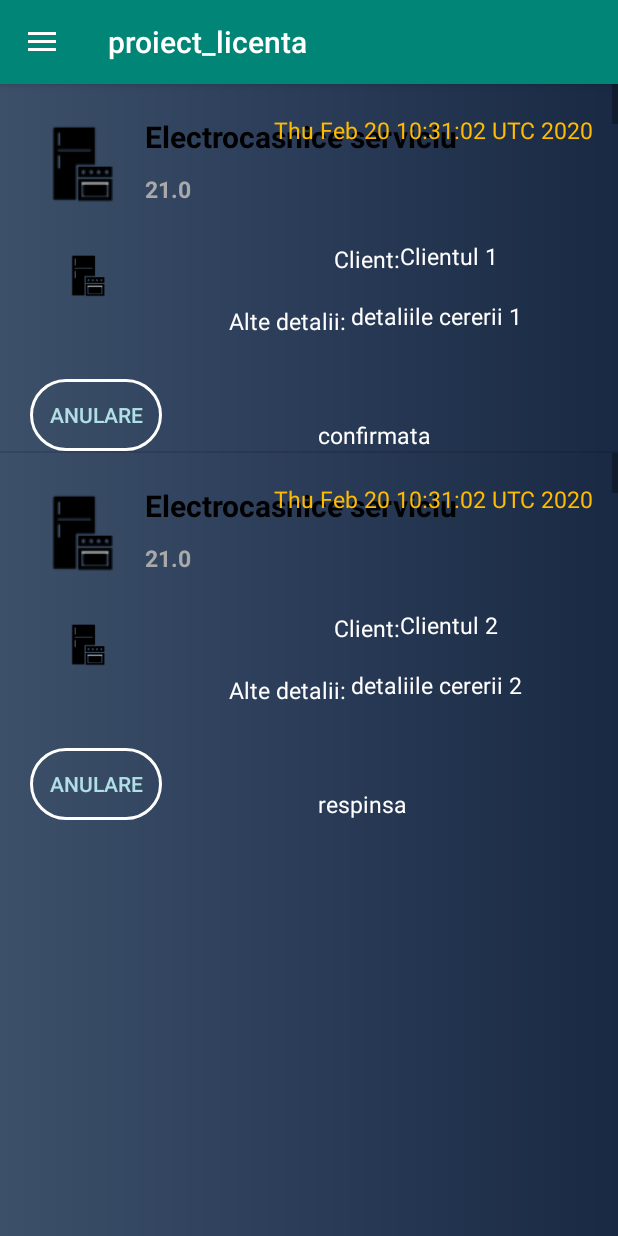
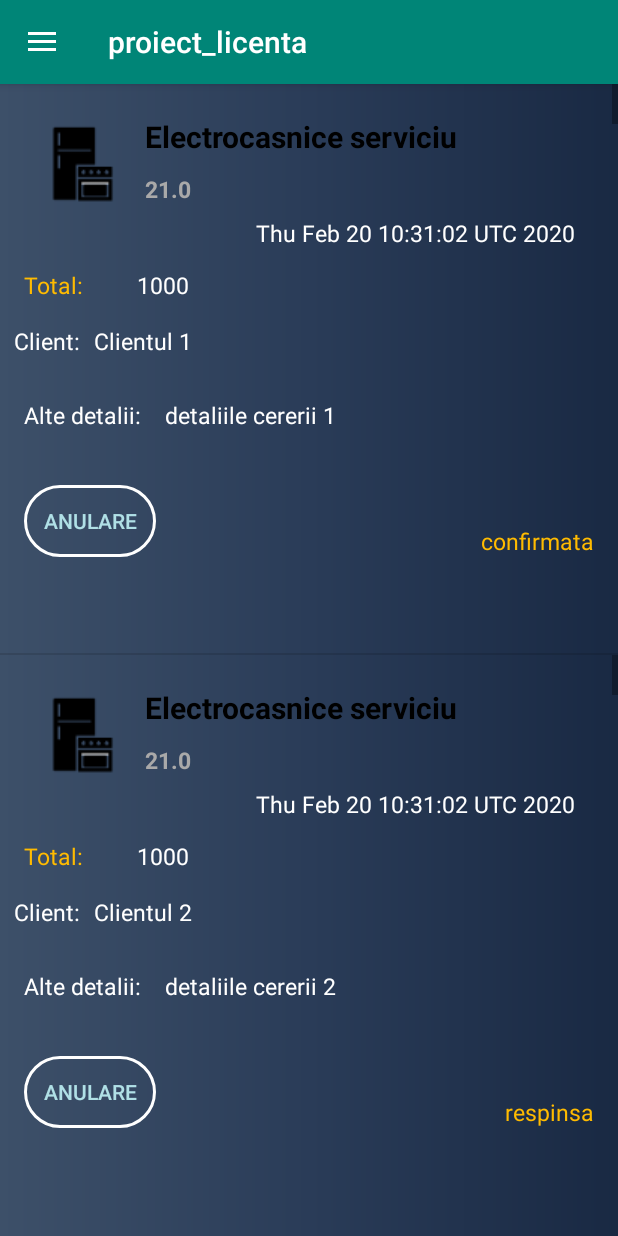
Before and after one commit to georgianaciobanu/LICENTA_fin, an Android app: the fragment RequestsFragment placed in its activity, in the side drawer, after a tap on "Programari", on a phone screen of 412 x 824 dp. Run offline under Robolectric (Android 15) with nearby library versions, the phone set to English and light mode, and no system bars.

Commit message:
layout update

```diff
--- a/app/src/main/java/com/example/proiect_licenta/model/Request.java
+++ b/app/src/main/java/com/example/proiect_licenta/model/Request.java
@@ -1,11 +1,12 @@
 package com.example.proiect_licenta.model;
 
+import java.util.ArrayList;
 import java.util.Date;
 
 public class Request {
 
 
-    private Serviciu serviciu;
+    private ArrayList<Serviciu> servicii;
     private Date dataProgramare;
     private String detalii;
     private User client;
@@ -46,12 +47,12 @@ public class Request {
         this.detalii = detalii;
     }
 
-    public Serviciu getServiciu() {
-        return serviciu;
+    public ArrayList<Serviciu> getServicii() {
+        return servicii;
     }
 
-    public void setServiciu(Serviciu serviciu) {
-        this.serviciu = serviciu;
+    public void setServicii(ArrayList<Serviciu> servicii) {
+        this.servicii = servicii;
     }
 
     public User getClient() {
--- a/app/src/main/java/com/example/proiect_licenta/presenter/BookingAdapter.java
+++ b/app/src/main/java/com/example/proiect_licenta/presenter/BookingAdapter.java
@@ -47,9 +47,9 @@ public class BookingAdapter extends ArrayAdapter<Request> {
             );
         }
 
-        ImageView image_produs = convertView.findViewById(R.id.image_produs);
+
+
        final TextView tw_status = convertView.findViewById(R.id.tw_status);
-        TextView tw_numeServiciu = convertView.findViewById(R.id.tw_numeServiciu);
         TextView tw_dataProgramarii = convertView.findViewById(R.id.tw_dataProgramarii);
         TextView tw_clientBD = convertView.findViewById(R.id.tw_clientBD);
         TextView tw_detalii = convertView.findViewById(R.id.tw_detalii);
@@ -62,12 +62,12 @@ public class BookingAdapter extends ArrayAdapter<Request> {
 
 
         MyAdapter adapterServ = new MyAdapter(getContext(), mTitle, mPrice, images);
-        listView_servicii.setAdapter(adapterServ);
+
 
         if (currentItem != null) {
 
 
-
+            listView_servicii.setAdapter(adapterServ);
             tw_status.setText(currentItem.getStatus());
             tw_dataProgramarii.setText(currentItem.getDataProgramare().toString());
             tw_clientBD.setText(currentItem.getClient().getUsername());
--- a/app/src/main/java/com/example/proiect_licenta/presenter/RequestsAdapter.java
+++ b/app/src/main/java/com/example/proiect_licenta/presenter/RequestsAdapter.java
@@ -49,7 +49,7 @@ public class RequestsAdapter extends ArrayAdapter<Request> {
 
         if (currentItem != null) {
 
-            tw_numeServiciu.setText(currentItem.getServiciu().getDenumire());
+            tw_numeServiciu.setText(currentItem.getServicii().get(0).getDenumire());
             tw_status.setText(currentItem.getStatus());
             tw_dataTrimiterii.setText(currentItem.getDataTrimiterii().toString());
 
--- a/app/src/main/java/com/example/proiect_licenta/view/BookingFragment.java
+++ b/app/src/main/java/com/example/proiect_licenta/view/BookingFragment.java
@@ -60,8 +60,10 @@ public class BookingFragment extends Fragment {
         req.setStatus("confirmata");
         req.setDetalii("detaliile cererii 1");
         req.setDataProgramare(new Date());
-
-        req.setServiciu(serv1);
+        ArrayList<Serviciu> servicii=new ArrayList<>();
+        servicii.add(serv1);
+        servicii.add(serv2);
+        req.setServicii(servicii);
         req.setDataTrimiterii(currentTime);
         bookingList.add(req);
 
@@ -74,7 +76,7 @@ public class BookingFragment extends Fragment {
         req2.setDetalii("detaliile cererii 2");
         req2.setDataProgramare(new Date());
         req2.setDataTrimiterii(currentTime);
-        req2.setServiciu(serv2);
+        req2.setServicii(servicii);
 
         bookingList.add(req2);
 
--- a/app/src/main/java/com/example/proiect_licenta/view/RequestsFragment.java
+++ b/app/src/main/java/com/example/proiect_licenta/view/RequestsFragment.java
@@ -52,7 +52,10 @@ public class RequestsFragment extends Fragment {
         req.setStatus("confirmata");
         req.setDetalii("detaliile cererii 1");
         req.setDataProgramare(new Date());
-        req.setServiciu(serv1);
+        ArrayList<Serviciu> servicii1= new ArrayList<>();
+        servicii1.add(serv1);
+        req.setServicii(servicii1);
+
         req.setDataTrimiterii(currentTime);
         requests.add(req);
 
@@ -65,7 +68,11 @@ public class RequestsFragment extends Fragment {
         req2.setDetalii("detaliile cererii 2");
         req2.setDataProgramare(new Date());
         req2.setDataTrimiterii(currentTime);
-        req2.setServiciu(serv2);
+
+        ArrayList<Serviciu> servicii2= new ArrayList<>();
+        servicii2.add(serv2);
+        req2.setServicii(servicii2);
+
 
         requests.add(req2);
 
--- a/app/src/main/res/layout/booking_item_list.xml
+++ b/app/src/main/res/layout/booking_item_list.xml
@@ -3,9 +3,9 @@
     xmlns:app="http://schemas.android.com/apk/res-auto"
     xmlns:tools="http://schemas.android.com/tools"
     android:layout_width="wrap_content"
+    android:layout_height="wrap_content"
+
     android:background="@drawable/gradient"
-
-    android:layout_height="wrap_content"
     android:orientation="vertical">
 
 
@@ -32,111 +32,124 @@
         android:id="@+id/listView_servicii"
         android:layout_width="wrap_content"
         android:layout_height="wrap_content"
-        app:layout_constraintBottom_toTopOf="@+id/image_produs"
         app:layout_constraintStart_toStartOf="parent"
         app:layout_constraintTop_toTopOf="parent"></ListView>
-
-    <ImageView
-        android:id="@+id/image_produs"
-        android:layout_width="100dp"
-        android:layout_height="41dp"
-        android:layout_alignParentBottom="true"
-        android:layout_marginStart="8dp"
-        android:layout_marginBottom="48dp"
-        android:src="@drawable/electrocasnice"
-        app:layout_constraintBottom_toTopOf="@+id/btn_anulareProg"
-        app:layout_constraintStart_toStartOf="parent" />
 
     <TextView
         android:id="@+id/tw_dataProgramarii"
         android:layout_width="wrap_content"
         android:layout_height="wrap_content"
-        android:layout_marginStart="252dp"
-        android:layout_marginTop="20dp"
-        android:layout_marginEnd="16dp"
+        android:layout_marginEnd="28dp"
+        android:layout_marginBottom="184dp"
         android:text="azi"
         android:textAppearance="?android:attr/textAppearanceSmall"
-        android:textColor="@color/sunflower"
+        android:textColor="@color/white"
         android:textSize="15dp"
-        app:layout_constraintBottom_toTopOf="@+id/tw_client"
-        app:layout_constraintEnd_toEndOf="parent"
-        app:layout_constraintHorizontal_bias="0.0"
-        app:layout_constraintStart_toStartOf="@+id/tw_numeServiciu"
-        app:layout_constraintTop_toTopOf="parent"
-        app:layout_constraintVertical_bias="0.0" />
+        app:layout_constraintBottom_toTopOf="@+id/tw_status"
+        app:layout_constraintEnd_toEndOf="parent" />
 
     <TextView
         android:id="@+id/tw_status"
         android:layout_width="wrap_content"
         android:layout_height="wrap_content"
-        android:layout_marginStart="104dp"
         android:layout_marginEnd="16dp"
+        android:layout_marginBottom="64dp"
         android:text="trimisa spre confirmare"
+        android:textAppearance="?android:attr/textAppearanceSmall"
+        android:textColor="@color/sunflower"
+        android:textSize="15dp"
+        app:layout_constraintBottom_toBottomOf="parent"
+        app:layout_constraintEnd_toEndOf="parent" />
+
+    <TextView
+        android:id="@+id/tw_pretTotal"
+        android:layout_width="wrap_content"
+        android:layout_height="wrap_content"
+        android:layout_marginStart="16dp"
+        android:layout_marginTop="16dp"
+        android:layout_marginBottom="16dp"
+        android:text="Total:  "
+        android:textAppearance="?android:attr/textAppearanceSmall"
+        android:textColor="@color/sunflower"
+        android:textSize="15dp"
+        app:layout_constraintBottom_toTopOf="@+id/tw_client"
+        app:layout_constraintStart_toStartOf="parent"
+        app:layout_constraintTop_toBottomOf="@+id/listView_servicii"
+        app:layout_constraintVertical_bias="0.821" />
+
+    <TextView
+        android:id="@+id/tw_pretTotalCalc"
+        android:layout_width="wrap_content"
+        android:layout_height="wrap_content"
+        android:layout_marginStart="28dp"
+        android:layout_marginTop="16dp"
+        android:layout_marginBottom="16dp"
+        android:text="1000 "
         android:textAppearance="?android:attr/textAppearanceSmall"
         android:textColor="@color/white"
         android:textSize="15dp"
-        app:layout_constraintBottom_toBottomOf="parent"
-        app:layout_constraintEnd_toEndOf="parent"
-        app:layout_constraintHorizontal_bias="0.0"
-        app:layout_constraintStart_toEndOf="@+id/btn_anulareProg" />
+        app:layout_constraintBottom_toTopOf="@+id/tw_clientBD"
+        app:layout_constraintStart_toEndOf="@+id/tw_pretTotal"
+        app:layout_constraintTop_toBottomOf="@+id/listView_servicii"
+        app:layout_constraintVertical_bias="0.8" />
 
     <TextView
         android:id="@+id/tw_client"
         android:layout_width="wrap_content"
         android:layout_height="wrap_content"
-        android:layout_marginStart="44dp"
-        android:layout_marginBottom="96dp"
+        android:layout_marginStart="8dp"
+        android:layout_marginEnd="8dp"
+        android:layout_marginBottom="28dp"
         android:text="Client:"
         android:textAppearance="?android:attr/textAppearanceSmall"
         android:textColor="@color/white"
         android:textSize="15dp"
-        app:layout_constraintBottom_toTopOf="@+id/tw_status"
+        app:layout_constraintBottom_toTopOf="@+id/tw_alteDetalii"
         app:layout_constraintEnd_toStartOf="@+id/tw_clientBD"
-        app:layout_constraintHorizontal_bias="1.0"
-        app:layout_constraintStart_toEndOf="@+id/image_produs" />
+        app:layout_constraintHorizontal_bias="0.578"
+        app:layout_constraintStart_toStartOf="parent" />
 
     <TextView
         android:id="@+id/tw_clientBD"
         android:layout_width="wrap_content"
         android:layout_height="wrap_content"
-        android:layout_marginEnd="80dp"
-        android:layout_marginBottom="96dp"
+        android:layout_marginEnd="284dp"
+        android:layout_marginBottom="28dp"
         android:text="Clientul"
         android:textAppearance="?android:attr/textAppearanceSmall"
         android:textColor="@color/white"
         android:textSize="15dp"
-        app:layout_constraintBottom_toTopOf="@+id/tw_status"
-        app:layout_constraintEnd_toEndOf="parent"
-        app:layout_constraintTop_toBottomOf="@+id/tw_dataProgramarii"
-        app:layout_constraintVertical_bias="0.965" />
+        app:layout_constraintBottom_toTopOf="@+id/tw_alteDetalii"
+        app:layout_constraintEnd_toEndOf="parent" />
 
     <TextView
         android:id="@+id/tw_alteDetalii"
         android:layout_width="wrap_content"
         android:layout_height="wrap_content"
-        android:layout_marginStart="152dp"
-        android:layout_marginTop="20dp"
+        android:layout_marginStart="16dp"
+        android:layout_marginBottom="36dp"
         android:text="Alte detalii:"
         android:textAppearance="?android:attr/textAppearanceSmall"
         android:textColor="@color/white"
         android:textSize="15dp"
-        app:layout_constraintEnd_toStartOf="@+id/tw_detalii"
-        app:layout_constraintHorizontal_bias="0.12"
-        app:layout_constraintStart_toStartOf="parent"
-        app:layout_constraintTop_toBottomOf="@+id/tw_client" />
+        app:layout_constraintBottom_toTopOf="@+id/btn_anulareProg"
+        app:layout_constraintStart_toStartOf="parent" />
 
     <TextView
         android:id="@+id/tw_detalii"
         android:layout_width="wrap_content"
         android:layout_height="wrap_content"
-        android:layout_marginTop="40dp"
+        android:layout_marginStart="16dp"
+        android:layout_marginTop="28dp"
         android:layout_marginEnd="64dp"
         android:text="detaliisupl"
         android:textAppearance="?android:attr/textAppearanceSmall"
         android:textColor="@color/white"
         android:textSize="15dp"
         app:layout_constraintEnd_toEndOf="parent"
-        app:layout_constraintTop_toTopOf="@+id/tw_clientBD" />
+        app:layout_constraintHorizontal_bias="0.0"
+        app:layout_constraintStart_toEndOf="@+id/tw_alteDetalii"
+        app:layout_constraintTop_toBottomOf="@+id/tw_clientBD" />
 
     <Button
         android:id="@+id/btn_anulareProg"
@@ -147,7 +160,7 @@
         android:textColor="@color/colorBlue"
         app:layout_constraintBottom_toBottomOf="@+id/tw_status"
         app:layout_constraintEnd_toEndOf="parent"
-        app:layout_constraintHorizontal_bias="0.061"
+        app:layout_constraintHorizontal_bias="0.049"
         app:layout_constraintStart_toStartOf="parent" />
 
 
```
Also changed, not shown: app/src/main/java/com/example/proiect_licenta/view/RequestDetailsActivity.java (+6 -1 lines), app/src/main/res/layout/activity_about_service.xml (+9 -13 lines), app/src/main/res/layout/activity_detalii_cerere.xml (+36 -26 lines), app/src/main/res/layout/requests_item_list.xml (+23 -16 lines). Lines whose indentation alone changed are shown as unchanged.
